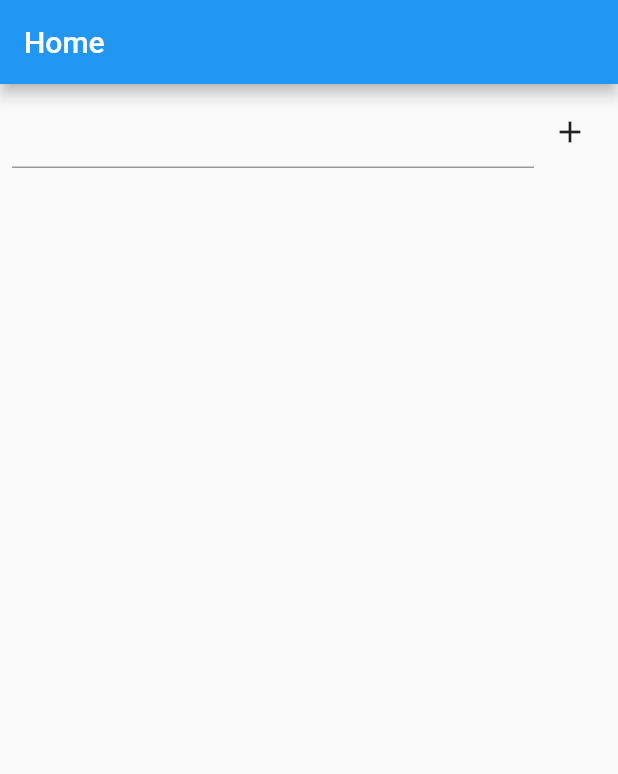
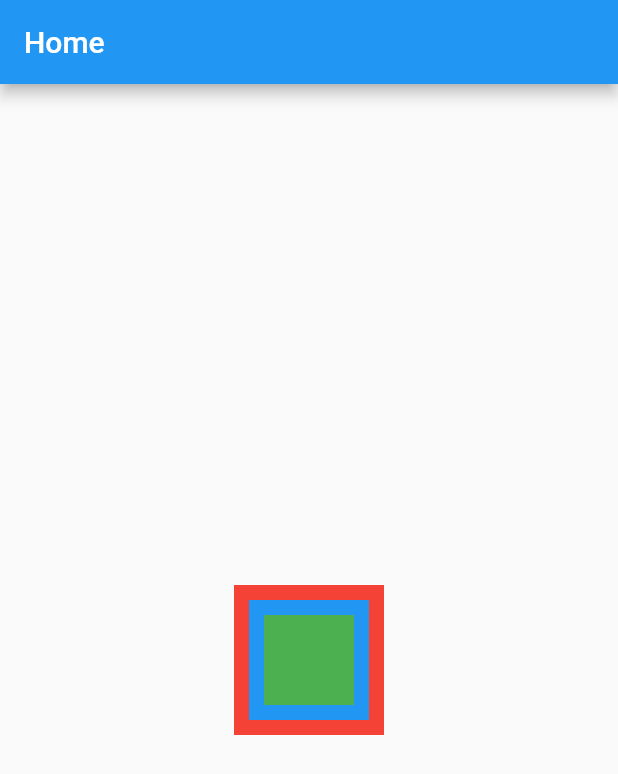
Before and after one commit to brunolopeschagas/FlutterCurso2022-flutterando, a Flutter app: the screen it shows after launch, on a phone screen of 412 x 824 dp. Shown: the top 774 px of the screen. Run offline on Flutter 3.47's test engine with Material 2 defaults, Android fonts, the phone set to English and light mode, and no system bars.

Commit message:
Flutter Curso 2022 #19 - Stack

```diff
--- a/lib/home_page.dart
+++ b/lib/home_page.dart
@@ -31,38 +31,25 @@ class _HomePageState extends State<HomePage> {
       appBar: AppBar(
         title: const Text('Home'),
       ),
-      body: Padding(
-        padding: const EdgeInsets.all(8.0),
-        child: Column(
+      body: Center(
+        child: Stack(
+          alignment: Alignment.center,
           children: [
-            Row(
-              children: [
-                Expanded(
-                    child: TextField(
-                  controller: controller,
-                )),
-                IconButton(
-                    onPressed: () {
-                      final text = controller.text;
-                      setState(() {
-                        list.add(text);
-                      });
-                      controller.clear();
-                    },
-                    icon: const Icon(Icons.add)),
-              ],
+            Container(
+              color: Colors.red,
+              width: 100,
+              height: 100,
             ),
-            Expanded(
-              child: ListView.builder(
-                itemCount: list.length,
-                itemBuilder: (context, index) {
-                  final item = list[index];
-                  return ListTile(
-                    title: Text(item),
-                  );
-                },
-              ),
-            )
+            Container(
+              color: Colors.blue,
+              width: 80,
+              height: 80,
+            ),
+            Container(
+              color: Colors.green,
+              width: 60,
+              height: 60,
+            ),
           ],
         ),
       ),
```
